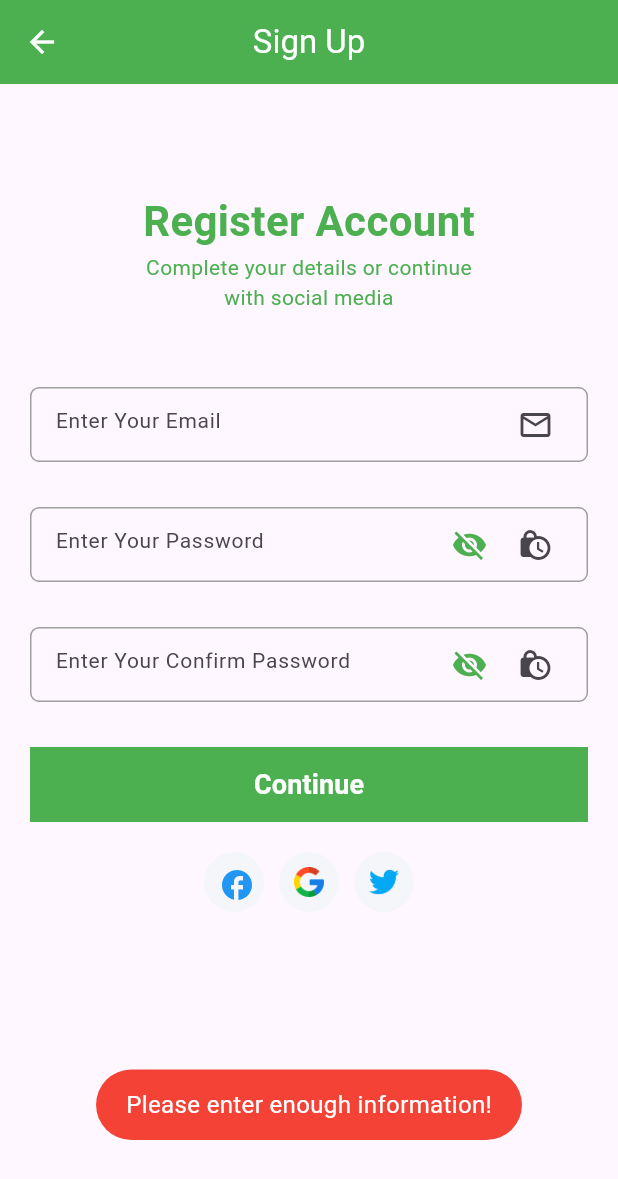
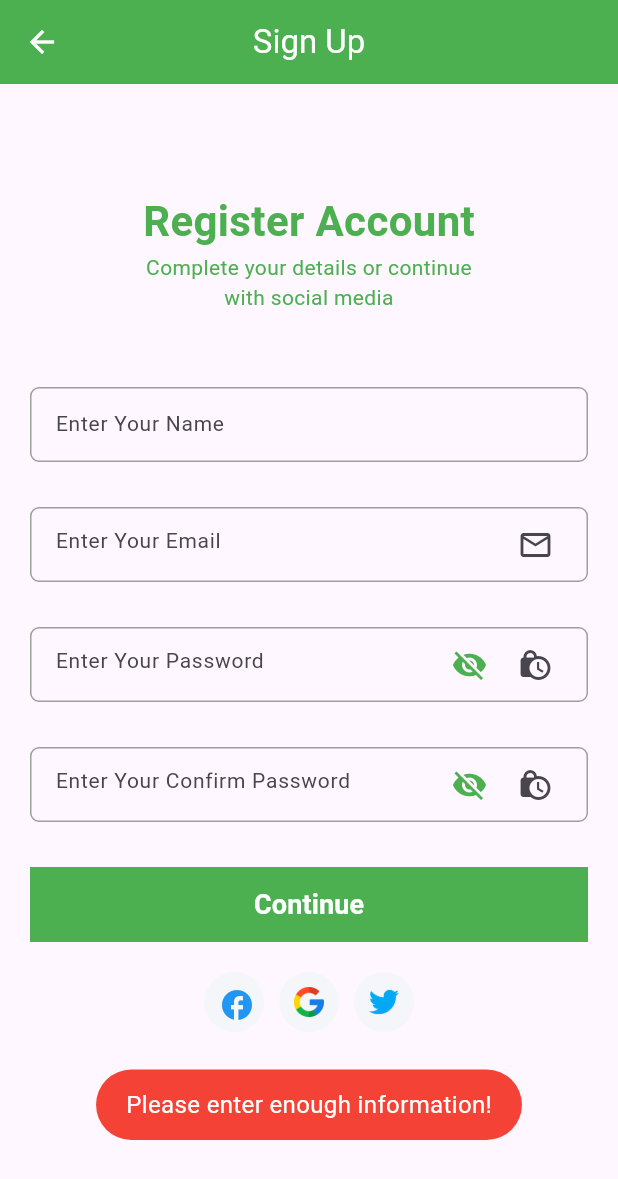
Before and after one commit to DuyKhangIT/Food-Order-App, a Flutter app: the SignUpPage screen opened by its route, after a tap on "Continue", on a phone screen of 412 x 824 dp. Shown: the top 1179 px of the screen. Run offline on Flutter 3.47's test engine with Material 3 defaults, Android fonts, the phone set to English and light mode, and no system bars; our stand-ins replace firebase_core, firebase_messaging, fluttertoast, shared_preferences; missing offline and left inert: onesignal_flutter; accounts and stored records are empty; Roboto replaces fonts that are missing (NunitoSans).

Commit message:
update code login register

```diff
--- a/lib/model/register/data_register_response.dart
+++ /dev/null
@@ -1,17 +0,0 @@
-import 'package:food_app_project/model/register/user_response.dart';
-
-class DataResponseRegister {
-  UserResponseRegister? userResponseRegister;
-
-  DataResponseRegister(
-    this.userResponseRegister,
-  );
-  DataResponseRegister.buildDefault();
-  factory DataResponseRegister.fromJson(Map<String, dynamic> json) {
-    return DataResponseRegister(
-      (json['user'] != null)
-          ? UserResponseRegister.fromJson(json['user'])
-          : null,
-    );
-  }
-}
--- a/lib/model/register/register_request.dart
+++ b/lib/model/register/register_request.dart
@@ -1,11 +1,13 @@
 class RegisterRequest {
-  String userName;
+  String fullName;
+  String email;
   String password;
 
-  RegisterRequest(this.userName, this.password);
+  RegisterRequest(this.fullName, this.email, this.password);
 
   Map<String, dynamic> toBodyRequest() => {
-    'username': userName,
-    'password': password,
-  };
+        'name': fullName,
+        'email': email,
+        'password': password,
+      };
 }
--- a/lib/model/register/register_response.dart
+++ b/lib/model/register/register_response.dart
@@ -1,19 +1,16 @@
-import 'data_register_response.dart';
+import 'package:food_app_project/model/register/user_response.dart';
 
 class RegisterResponse {
-  bool status = false;
-  DataResponseRegister? dataResponseRegister;
+  UserResponseRegister? userResponseRegister;
 
   RegisterResponse(
-    this.status,
-    this.dataResponseRegister,
+    this.userResponseRegister,
   );
   RegisterResponse.buildDefault();
   factory RegisterResponse.fromJson(Map<String, dynamic> json) {
     return RegisterResponse(
-      json['status'],
-      (json['data'] != null)
-          ? DataResponseRegister.fromJson(json['data'])
+      (json['user'] != null)
+          ? UserResponseRegister.fromJson(json['user'])
           : null,
     );
   }
--- a/lib/screen/sign_up/sign_up_form.dart
+++ b/lib/screen/sign_up/sign_up_form.dart
@@ -19,12 +19,10 @@ class SignUpForm extends StatefulWidget {
 }
 
 class _SignUpFormState extends State<SignUpForm> {
+  TextEditingController fullNameController = TextEditingController();
   TextEditingController emailController = TextEditingController();
   TextEditingController passwordController = TextEditingController();
   TextEditingController confirmController = TextEditingController();
-  String email = "";
-  String password = "";
-  String confirmPassword = "";
   bool isShowPassword = false;
   bool isShowConfirmPassword = false;
   bool isLoading = false;
@@ -43,34 +41,13 @@ class _SignUpFormState extends State<SignUpForm> {
     Map<String, dynamic>? body;
     try {
       body = await HttpHelper.invokeHttp(
-          Uri.parse("http://10.0.2.2:5000/api/auth/register"),
-          RequestType.post,
-          headers: null,
-          body: const JsonEncoder().convert(registerRequest.toBodyRequest()));
-    } catch (error) {
-      debugPrint("Fail to register $error");
-      rethrow;
-    }
-    if (body == null) return RegisterResponse.buildDefault();
-    registerResponse = RegisterResponse.fromJson(body);
-    if (registerResponse.status == false) {
-      setState(() {
-        isLoading = false;
-        if (isLoading) {
-          IsShowDialog().showLoadingDialog(context);
-        } else {
-          Navigator.of(context).pop();
-        }
-        Fluttertoast.showToast(
-            msg: "Username or password is not correct. Please try again!",
-            toastLength: Toast.LENGTH_SHORT,
-            gravity: ToastGravity.BOTTOM,
-            timeInSecForIosWeb: 3,
-            backgroundColor: Colors.red,
-            textColor: Colors.white,
-            fontSize: 16);
-      });
-    } else {
+        Uri.parse("http://10.0.2.2:5000/api/auth/register"),
+        RequestType.post,
+        headers: null,
+        body: const JsonEncoder().convert(registerRequest.toBodyRequest()),
+      );
+      if (body == null) return RegisterResponse.buildDefault();
+      registerResponse = RegisterResponse.fromJson(body);
       setState(() {
         isLoading = false;
         if (isLoading) {
@@ -89,6 +66,25 @@ class _SignUpFormState extends State<SignUpForm> {
               context, SignInPage.routeName, (Route<dynamic> route) => false);
         }
       });
+    } catch (error) {
+      debugPrint("Fail to register $error");
+      setState(() {
+        isLoading = false;
+        if (isLoading) {
+          IsShowDialog().showLoadingDialog(context);
+        } else {
+          Navigator.of(context).pop();
+        }
+        Fluttertoast.showToast(
+            msg: "Username or password is not correct. Please try again!",
+            toastLength: Toast.LENGTH_SHORT,
+            gravity: ToastGravity.BOTTOM,
+            timeInSecForIosWeb: 3,
+            backgroundColor: Colors.red,
+            textColor: Colors.white,
+            fontSize: 16);
+      });
+      rethrow;
     }
     return registerResponse;
   }
@@ -99,6 +95,7 @@ class _SignUpFormState extends State<SignUpForm> {
       padding: const EdgeInsets.fromLTRB(10, 50, 10, 0),
       child: Column(
         children: [
+          fullNameTextField(),
           emailTextField(),
           passwordTextField(),
           confirmPasswordTextField(),
@@ -112,12 +109,17 @@ class _SignUpFormState extends State<SignUpForm> {
               onPressed: () {
                 setState(() {
                   if (Global.isAvailableToClick()) {
-                    RegisterRequest registerRequest =
-                        RegisterRequest(email, password);
-                    if (emailController.text.isNotEmpty &&
+                    RegisterRequest registerRequest = RegisterRequest(
+                      fullNameController.text,
+                      emailController.text,
+                      passwordController.text,
+                    );
+                    if (fullNameController.text.isNotEmpty &&
+                        emailController.text.isNotEmpty &&
                         passwordController.text.isNotEmpty &&
                         confirmController.text.isNotEmpty) {
-                      if (Global().checkEmailAddress(email) == true) {
+                      if (Global().checkEmailAddress(emailController.text) ==
+                          true) {
                         if (passwordController.text == confirmController.text) {
                           registerApi(registerRequest);
                         } else {
@@ -205,7 +207,50 @@ class _SignUpFormState extends State<SignUpForm> {
     );
   }
 
-  /// text field user name
+  /// text field full name
+  Widget fullNameTextField() {
+    return Container(
+      width: double.infinity,
+      height: 50,
+      decoration: BoxDecoration(
+        border: Border.all(color: Colors.grey),
+        borderRadius: BorderRadius.circular(6),
+      ),
+      margin: const EdgeInsets.only(bottom: 30),
+      padding: const EdgeInsets.only(left: 16, right: 10),
+      child: TextField(
+        controller: fullNameController,
+        keyboardType: TextInputType.text,
+        cursorColor: Colors.grey,
+        decoration: const InputDecoration(
+          hintText: 'Enter Your Name',
+          hintStyle: TextStyle(
+            fontFamily: 'NunitoSans',
+            fontStyle: FontStyle.normal,
+            fontWeight: FontWeight.w400,
+            fontSize: 14,
+          ),
+          border: InputBorder.none,
+          focusedBorder: InputBorder.none,
+          enabledBorder: InputBorder.none,
+          counterText: '',
+        ),
+        onChanged: (value) {
+          setState(() {
+            fullNameController.text = value;
+          });
+        },
+        style: const TextStyle(
+            color: Colors.black,
+            fontFamily: 'NunitoSans',
+            fontSize: 14,
+            fontWeight: FontWeight.w400,
+            height: 1.9),
+      ),
+    );
+  }
+
+  /// text field email
   Widget emailTextField() {
     return Container(
       width: double.infinity,
@@ -235,7 +280,7 @@ class _SignUpFormState extends State<SignUpForm> {
             suffixIcon: Icon(Icons.email_outlined)),
         onChanged: (value) {
           setState(() {
-            email = value;
+            emailController.text = value;
           });
         },
         style: const TextStyle(
@@ -303,7 +348,7 @@ class _SignUpFormState extends State<SignUpForm> {
         ),
         onChanged: (value) {
           setState(() {
-            password = value;
+            passwordController.text = value;
           });
         },
         style: const TextStyle(
@@ -371,7 +416,7 @@ class _SignUpFormState extends State<SignUpForm> {
         ),
         onChanged: (value) {
           setState(() {
-            confirmPassword = value;
+            confirmController.text = value;
           });
         },
         style: const TextStyle(
```
Also changed, not shown: lib/model/error_response.dart (added, +15 -0 lines), lib/model/login/data_response.dart (deleted, +0 -18 lines), lib/model/login/login_response.dart (+7 -7 lines), lib/model/register/user_response.dart (+4 -4 lines), lib/screen/sign_in/signin_form.dart (+52 -45 lines).
